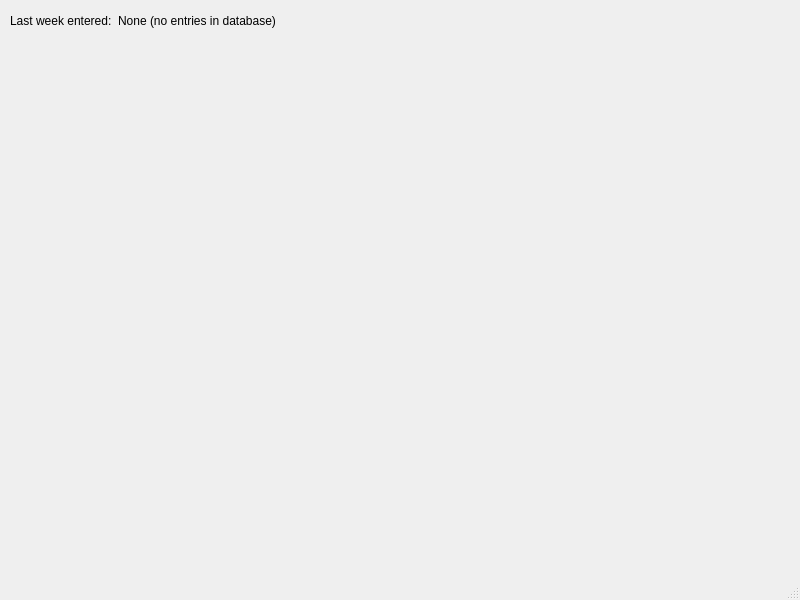
The window that databaseopenwindow.ui (lborowczak/CompanyDataManager) describes before a commit, drawn with Qt 5.
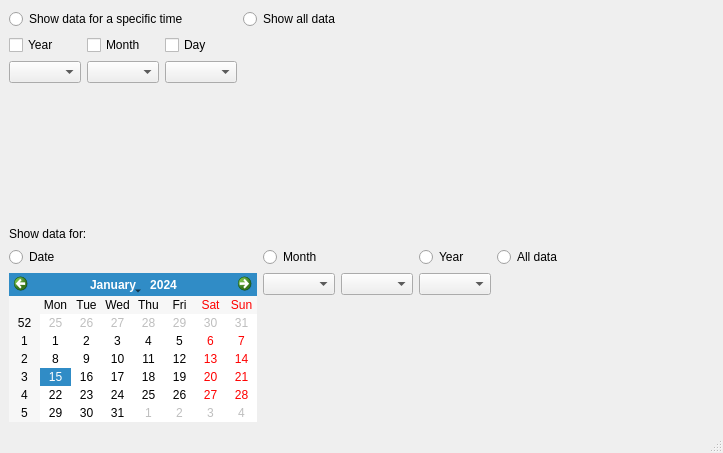
The same window after the commit.

Commit message: Add code to open new window inside a qtMdi area and make 2 different layouts for the window

```diff
--- a/databaseopenwindow.ui
+++ b/databaseopenwindow.ui
@@ -6,53 +6,299 @@
    <rect>
     <x>0</x>
     <y>0</y>
-    <width>800</width>
-    <height>600</height>
+    <width>723</width>
+    <height>453</height>
    </rect>
   </property>
   <property name="windowTitle">
    <string>MainWindow</string>
   </property>
   <widget class="QWidget" name="centralwidget">
-   <widget class="QWidget" name="horizontalLayoutWidget">
-    <property name="geometry">
-     <rect>
-      <x>10</x>
-      <y>10</y>
-      <width>771</width>
-      <height>22</height>
-     </rect>
-    </property>
-    <layout class="QHBoxLayout" name="horizontalLayout">
-     <item>
-      <widget class="QLabel" name="label_2">
-       <property name="text">
-        <string>Last week entered:</string>
-       </property>
-      </widget>
-     </item>
-     <item>
-      <widget class="QLabel" name="label">
-       <property name="text">
-        <string>None (no entries in database)</string>
-       </property>
-      </widget>
-     </item>
-     <item>
-      <spacer name="horizontalSpacer">
-       <property name="orientation">
-        <enum>Qt::Horizontal</enum>
-       </property>
-       <property name="sizeHint" stdset="0">
-        <size>
-         <width>40</width>
-         <height>20</height>
-        </size>
-       </property>
-      </spacer>
-     </item>
-    </layout>
-   </widget>
+   <property name="maximumSize">
+    <size>
+     <width>800</width>
+     <height>16777215</height>
+    </size>
+   </property>
+   <layout class="QGridLayout" name="gridLayout_2">
+    <item row="1" column="0">
+     <spacer name="verticalSpacer_5">
+      <property name="orientation">
+       <enum>Qt::Vertical</enum>
+      </property>
+      <property name="sizeHint" stdset="0">
+       <size>
+        <width>20</width>
+        <height>40</height>
+       </size>
+      </property>
+     </spacer>
+    </item>
+    <item row="0" column="0">
+     <layout class="QHBoxLayout" name="DataSelectionLayout">
+      <item>
+       <layout class="QVBoxLayout" name="verticalLayout_6">
+        <item>
+         <widget class="QRadioButton" name="radioButton_5">
+          <property name="text">
+           <string>Show data for a specific time</string>
+          </property>
+         </widget>
+        </item>
+        <item>
+         <layout class="QHBoxLayout" name="horizontalLayout_3">
+          <item>
+           <layout class="QVBoxLayout" name="verticalLayout_7">
+            <item>
+             <widget class="QCheckBox" name="checkBox">
+              <property name="text">
+               <string>Year</string>
+              </property>
+             </widget>
+            </item>
+            <item>
+             <widget class="QComboBox" name="comboBox_4"/>
+            </item>
+            <item>
+             <spacer name="verticalSpacer_8">
+              <property name="orientation">
+               <enum>Qt::Vertical</enum>
+              </property>
+              <property name="sizeHint" stdset="0">
+               <size>
+                <width>20</width>
+                <height>40</height>
+               </size>
+              </property>
+             </spacer>
+            </item>
+           </layout>
+          </item>
+          <item>
+           <layout class="QVBoxLayout" name="verticalLayout_8">
+            <item>
+             <widget class="QCheckBox" name="checkBox_2">
+              <property name="text">
+               <string>Month</string>
+              </property>
+             </widget>
+            </item>
+            <item>
+             <widget class="QComboBox" name="comboBox_5"/>
+            </item>
+            <item>
+             <spacer name="verticalSpacer_7">
+              <property name="orientation">
+               <enum>Qt::Vertical</enum>
+              </property>
+              <property name="sizeHint" stdset="0">
+               <size>
+                <width>20</width>
+                <height>40</height>
+               </size>
+              </property>
+             </spacer>
+            </item>
+           </layout>
+          </item>
+          <item>
+           <layout class="QVBoxLayout" name="verticalLayout_9">
+            <item>
+             <widget class="QCheckBox" name="DaySelectCheckBox">
+              <property name="text">
+               <string>Day</string>
+              </property>
+             </widget>
+            </item>
+            <item>
+             <widget class="QComboBox" name="DaySelectComboBox"/>
+            </item>
+            <item>
+             <spacer name="verticalSpacer_6">
+              <property name="orientation">
+               <enum>Qt::Vertical</enum>
+              </property>
+              <property name="sizeHint" stdset="0">
+               <size>
+                <width>20</width>
+                <height>40</height>
+               </size>
+              </property>
+             </spacer>
+            </item>
+           </layout>
+          </item>
+         </layout>
+        </item>
+       </layout>
+      </item>
+      <item>
+       <layout class="QVBoxLayout" name="verticalLayout_10">
+        <item>
+         <widget class="QRadioButton" name="radioButton_6">
+          <property name="text">
+           <string>Show all data</string>
+          </property>
+         </widget>
+        </item>
+        <item>
+         <spacer name="verticalSpacer_4">
+          <property name="orientation">
+           <enum>Qt::Vertical</enum>
+          </property>
+          <property name="sizeHint" stdset="0">
+           <size>
+            <width>20</width>
+            <height>40</height>
+           </size>
+          </property>
+         </spacer>
+        </item>
+       </layout>
+      </item>
+      <item>
+       <spacer name="horizontalSpacer_2">
+        <property name="orientation">
+         <enum>Qt::Horizontal</enum>
+        </property>
+        <property name="sizeHint" stdset="0">
+         <size>
+          <width>13</width>
+          <height>80</height>
+         </size>
+        </property>
+       </spacer>
+      </item>
+     </layout>
+    </item>
+    <item row="2" column="0">
+     <layout class="QVBoxLayout" name="verticalLayout">
+      <item>
+       <widget class="QLabel" name="label">
+        <property name="text">
+         <string>Show data for:</string>
+        </property>
+       </widget>
+      </item>
+      <item>
+       <layout class="QHBoxLayout" name="horizontalLayout">
+        <item>
+         <layout class="QVBoxLayout" name="verticalLayout_4">
+          <item>
+           <widget class="QRadioButton" name="radioButton">
+            <property name="text">
+             <string>Date</string>
+            </property>
+           </widget>
+          </item>
+          <item>
+           <widget class="QCalendarWidget" name="calendarWidget"/>
+          </item>
+         </layout>
+        </item>
+        <item>
+         <layout class="QVBoxLayout" name="verticalLayout_3">
+          <item>
+           <widget class="QRadioButton" name="radioButton_2">
+            <property name="text">
+             <string>Month</string>
+            </property>
+           </widget>
+          </item>
+          <item>
+           <layout class="QHBoxLayout" name="horizontalLayout_2">
+            <item>
+             <widget class="QComboBox" name="comboBox"/>
+            </item>
+            <item>
+             <widget class="QComboBox" name="comboBox_3"/>
+            </item>
+           </layout>
+          </item>
+          <item>
+           <spacer name="verticalSpacer_2">
+            <property name="orientation">
+             <enum>Qt::Vertical</enum>
+            </property>
+            <property name="sizeHint" stdset="0">
+             <size>
+              <width>20</width>
+              <height>40</height>
+             </size>
+            </property>
+           </spacer>
+          </item>
+         </layout>
+        </item>
+        <item>
+         <layout class="QVBoxLayout" name="verticalLayout_2">
+          <item>
+           <widget class="QRadioButton" name="radioButton_3">
+            <property name="text">
+             <string>Year</string>
+            </property>
+           </widget>
+          </item>
+          <item>
+           <widget class="QComboBox" name="comboBox_2"/>
+          </item>
+          <item>
+           <spacer name="verticalSpacer">
+            <property name="orientation">
+             <enum>Qt::Vertical</enum>
+            </property>
+            <property name="sizeHint" stdset="0">
+             <size>
+              <width>20</width>
+              <height>40</height>
+             </size>
+            </property>
+           </spacer>
+          </item>
+         </layout>
+        </item>
+        <item>
+         <layout class="QVBoxLayout" name="verticalLayout_5">
+          <item>
+           <widget class="QRadioButton" name="radioButton_4">
+            <property name="text">
+             <string>All data</string>
+            </property>
+           </widget>
+          </item>
+          <item>
+           <spacer name="verticalSpacer_3">
+            <property name="orientation">
+             <enum>Qt::Vertical</enum>
+            </property>
+            <property name="sizeHint" stdset="0">
+             <size>
+              <width>20</width>
+              <height>40</height>
+             </size>
+            </property>
+           </spacer>
+          </item>
+         </layout>
+        </item>
+        <item>
+         <spacer name="horizontalSpacer">
+          <property name="orientation">
+           <enum>Qt::Horizontal</enum>
+          </property>
+          <property name="sizeHint" stdset="0">
+           <size>
+            <width>40</width>
+            <height>20</height>
+           </size>
+          </property>
+         </spacer>
+        </item>
+       </layout>
+      </item>
+     </layout>
+    </item>
+   </layout>
   </widget>
   <widget class="QMenuBar" name="menubar">
    <property name="geometry">
```
Left out of the diff: 2 changed lines with no effect on the pictures. The commit also changes 4 other files.
